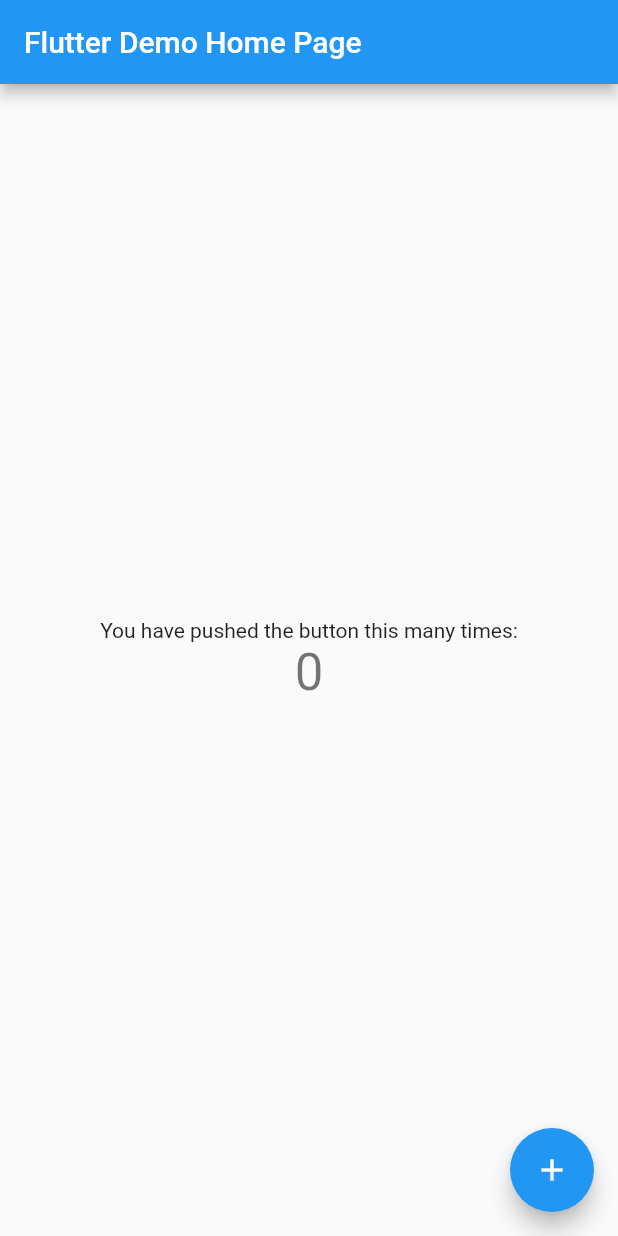
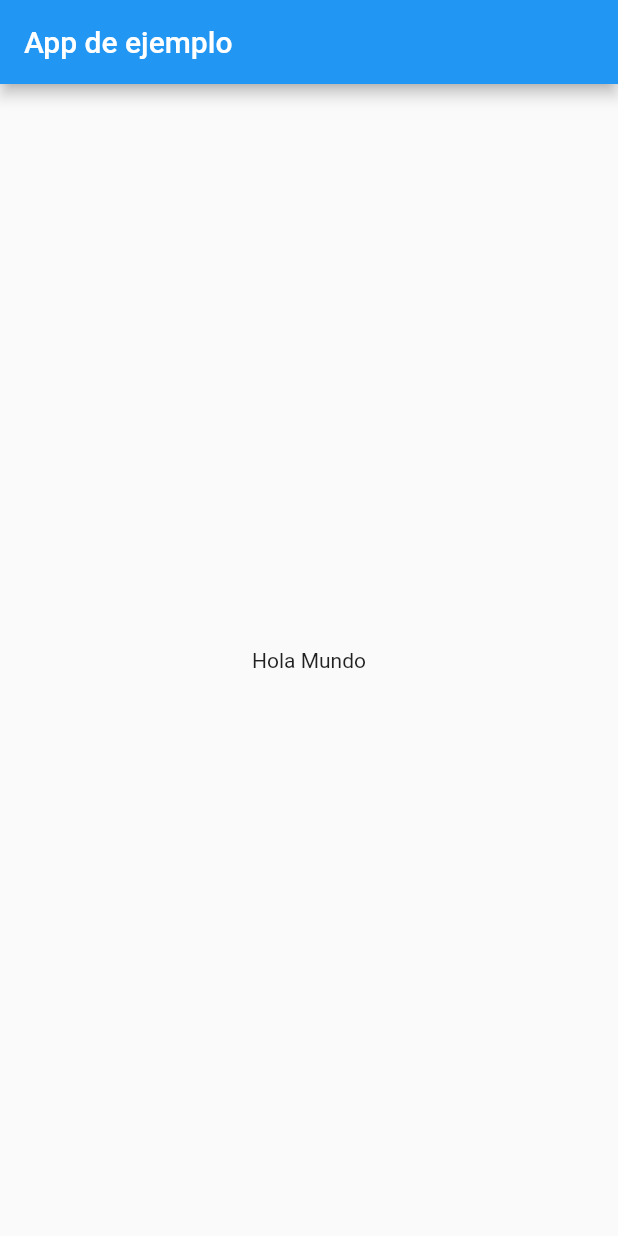
Before and after one commit to crisrex/curso-flutter, a Flutter app: the screen it shows after launch, on a phone screen of 412 x 824 dp. Run offline on Flutter 3.47's test engine with Material 2 defaults, Android fonts, the phone set to English and light mode, and no system bars.

Commit message:
Ejemplo de clase HolaMundo

```diff
--- a/01-hola-mundo/lib/main.dart
+++ b/01-hola-mundo/lib/main.dart
@@ -1,111 +1,27 @@
 import 'package:flutter/material.dart';
 
-void main() => runApp(MyApp());
+void main() {
+  runApp(new HolaMundo());
+}
 
-class MyApp extends StatelessWidget {
-  // This widget is the root of your application.
+/* La clase HolaMundo hereda de la clase StatlessWidget ya que se trata de un widget estático, o sea que no va
+a variar su aspecto en la ejecución */
+class HolaMundo extends StatelessWidget {
+
+  /* Al definir la clase herendado de StatelessWidget estamos obligados a redefinir el método build que devolverá un
+  objeto de la clase Widget */
   @override
   Widget build(BuildContext context) {
     return MaterialApp(
-      title: 'Flutter Demo',
-      theme: ThemeData(
-        // This is the theme of your application.
-        //
-        // Try running your application with "flutter run". You'll see the
-        // application has a blue toolbar. Then, without quitting the app, try
-        // changing the primarySwatch below to Colors.green and then invoke
-        // "hot reload" (press "r" in the console where you ran "flutter run",
-        // or simply save your changes to "hot reload" in a Flutter IDE).
-        // Notice that the counter didn't reset back to zero; the application
-        // is not restarted.
-        primarySwatch: Colors.blue,
+      title: 'Hola Mundo',
+      home: Scaffold(
+        appBar: AppBar(
+          title: Text('App de ejemplo'),
+        ),
+        body: Center(
+          child: Text('Hola Mundo'),
+        ),
       ),
-      home: MyHomePage(title: 'Flutter Demo Home Page'),
     );
   }
 }
-
-class MyHomePage extends StatefulWidget {
-  MyHomePage({Key key, this.title}) : super(key: key);
-
-  // This widget is the home page of your application. It is stateful, meaning
-  // that it has a State object (defined below) that contains fields that affect
-  // how it looks.
-
-  // This class is the configuration for the state. It holds the values (in this
-  // case the title) provided by the parent (in this case the App widget) and
-  // used by the build method of the State. Fields in a Widget subclass are
-  // always marked "final".
-
-  final String title;
-
-  @override
-  _MyHomePageState createState() => _MyHomePageState();
-}
-
-class _MyHomePageState extends State<MyHomePage> {
-  int _counter = 0;
-
-  void _incrementCounter() {
-    setState(() {
-      // This call to setState tells the Flutter framework that something has
-      // changed in this State, which causes it to rerun the build method below
-      // so that the display can reflect the updated values. If we changed
-      // _counter without calling setState(), then the build method would not be
-      // called again, and so nothing would appear to happen.
-      _counter++;
-    });
-  }
-
-  @override
-  Widget build(BuildContext context) {
-    // This method is rerun every time setState is called, for instance as done
-    // by the _incrementCounter method above.
-    //
-    // The Flutter framework has been optimized to make rerunning build methods
-    // fast, so that you can just rebuild anything that needs updating rather
-    // than having to individually change instances of widgets.
-    return Scaffold(
-      appBar: AppBar(
-        // Here we take the value from the MyHomePage object that was created by
-        // the App.build method, and use it to set our appbar title.
-        title: Text(widget.title),
-      ),
-      body: Center(
-        // Center is a layout widget. It takes a single child and positions it
-        // in the middle of the parent.
-        child: Column(
-          // Column is also layout widget. It takes a list of children and
-          // arranges them vertically. By default, it sizes itself to fit its
-          // children horizontally, and tries to be as tall as its parent.
-          //
-          // Invoke "debug painting" (press "p" in the console, choose the
-          // "Toggle Debug Paint" action from the Flutter Inspector in Android
-          // Studio, or the "Toggle Debug Paint" command in Visual Studio Code)
-          // to see the wireframe for each widget.
-          //
-          // Column has various properties to control how it sizes itself and
-          // how it positions its children. Here we use mainAxisAlignment to
-          // center the children vertically; the main axis here is the vertical
-          // axis because Columns are vertical (the cross axis would be
-          // horizontal).
-          mainAxisAlignment: MainAxisAlignment.center,
-          children: <Widget>[
-            Text(
-              'You have pushed the button this many times:',
-            ),
-            Text(
-              '$_counter',
-              style: Theme.of(context).textTheme.display1,
-            ),
-          ],
-        ),
-      ),
-      floatingActionButton: FloatingActionButton(
-        onPressed: _incrementCounter,
-        tooltip: 'Increment',
-        child: Icon(Icons.add),
-      ), // This trailing comma makes auto-formatting nicer for build methods.
-    );
-  }
-}
```
Also changed, not shown: 11 other files.
